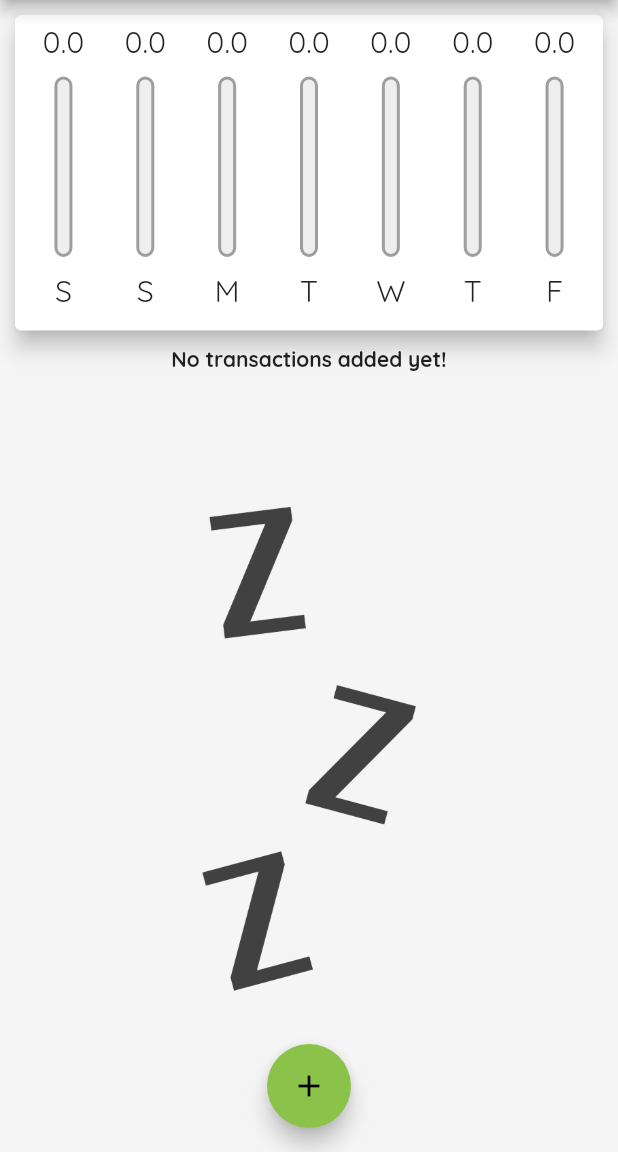
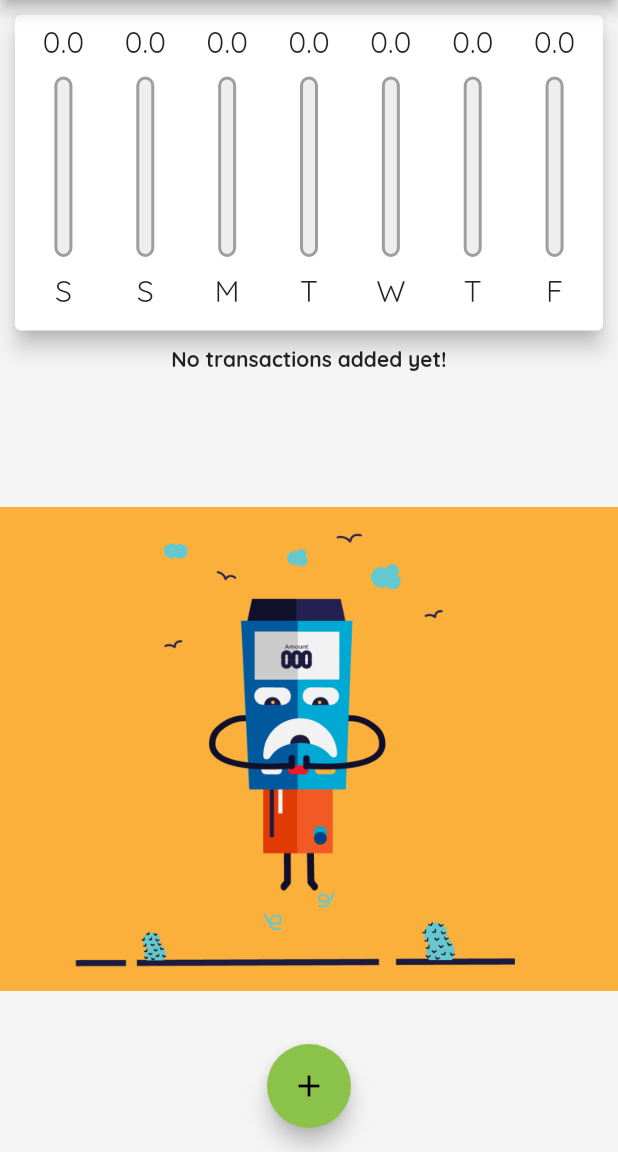
Before and after one commit to rakeshkannanas/personal_expense_flutter, a Flutter app: the screen it shows after launch, on a phone screen of 412 x 824 dp, the part 84-1236 px from its top. Run offline on Flutter 3.47's test engine with Material 2 defaults, Android fonts, the light colour scheme and no system bars.

```diff
--- a/lib/widgets/transaction_list.dart
+++ b/lib/widgets/transaction_list.dart
@@ -39,7 +39,7 @@
               Container(
                   height: constraints.maxHeight * 0.6,
                   child: Image.asset(
-                    'assets/images/waiting.png',
+                    'assets/images/notrans.png',
                     fit: BoxFit.cover,
                   )),
               SizedBox(
```
Also changed, not shown: pubspec.yaml (+9 -1 lines), assets/images/ic_launcher.png (added), assets/images/notrans.png (added), assets/images/waiting.png (deleted), pubspec.lock, 17 other files.
